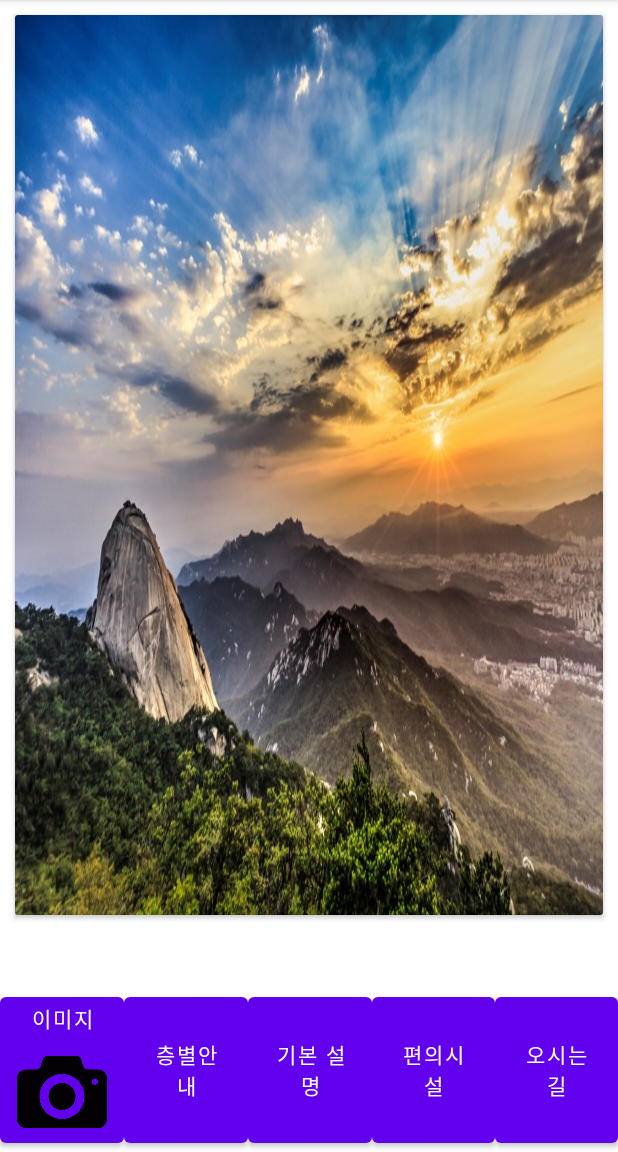
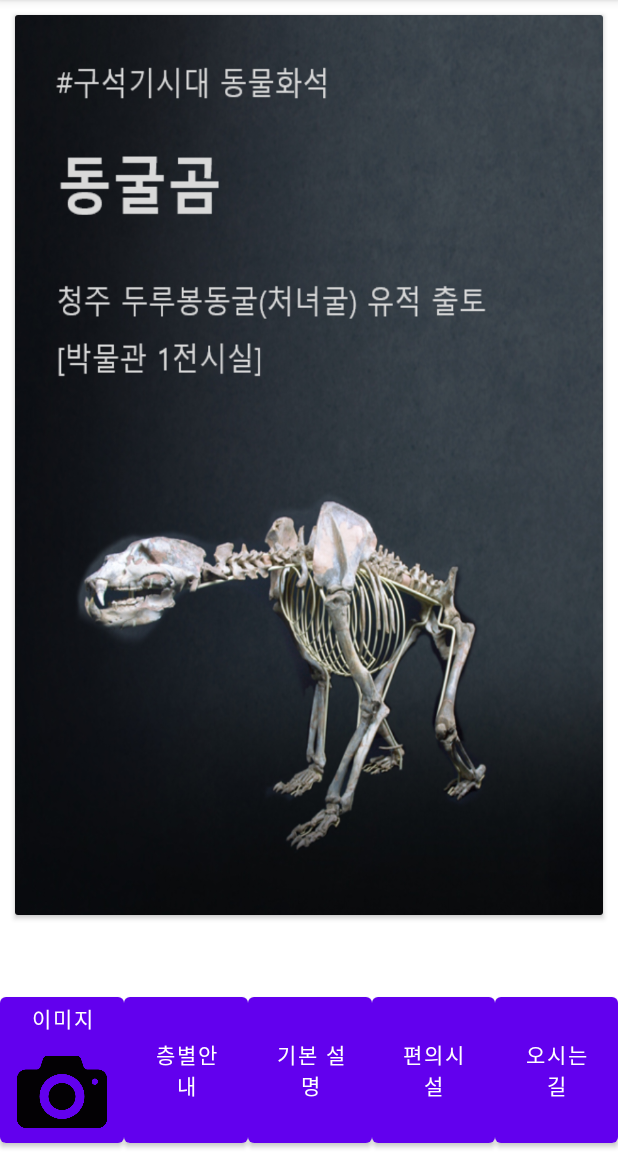
Before and after one commit to Feelloooo/Feelman, an Android app: the screen it shows after launch (MainActivity), on a phone screen of 412 x 824 dp, the part 84-1236 px from its top. Run offline under Robolectric (Android 15) with nearby library versions, the phone set to English and light mode, and no system bars.

Commit message:
Initial commit

```diff
--- a/app/src/main/java/com/example/feelman/MainActivity.java
+++ b/app/src/main/java/com/example/feelman/MainActivity.java
@@ -16,9 +16,10 @@ public class MainActivity extends AppCompatActivity {
         setContentView(R.layout.activity_main);
 
         int images[] = {
-                R.drawable.photo1,
-                R.drawable.photo2,
-                R.drawable.photo3
+                R.drawable.main_img1,
+                R.drawable.main_img2,
+                R.drawable.main_img3,
+                R.drawable.main_img4
         };
 
         v_fllipper = findViewById(R.id.image_slide);
@@ -26,7 +27,6 @@ public class MainActivity extends AppCompatActivity {
         for(int image : images) {
             fllipperImages(image);
         }
-
     }
     public void fllipperImages(int image) {
         ImageView imageView = new ImageView(this);
```
Also changed, not shown: app/src/main/res/drawable/main_img1.png (added), app/src/main/res/drawable/main_img2.png (added), app/src/main/res/drawable/main_img3.png (added), app/src/main/res/drawable/main_img4.png (added), app/src/main/res/drawable/photo1.jpg (deleted), app/src/main/res/drawable/photo2.jpg (deleted), app/src/main/res/drawable/photo3.jpg (deleted).
